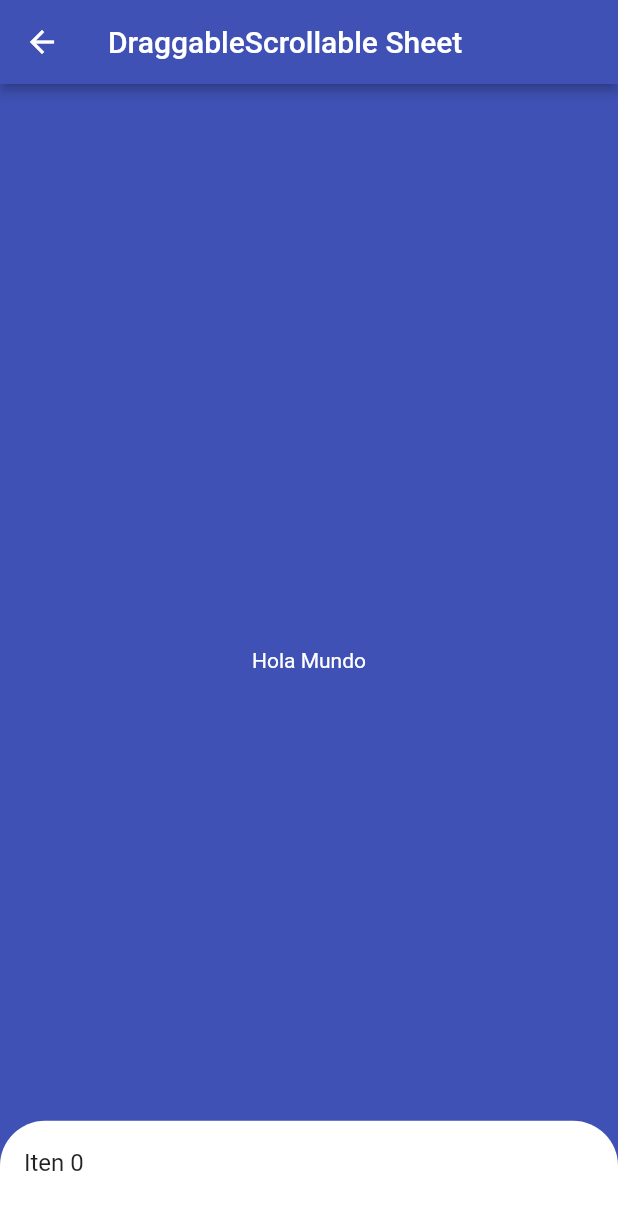
After one commit to dafma/Componentes_Flutter, a Flutter app: the DraggablePage screen opened by its route, on a phone screen of 412 x 824 dp. The commit adds this screen. Shown: the top 1210 px of the screen. Run offline on Flutter 3.47's test engine with Material 2 defaults, Android fonts, the phone set to English and light mode, and no system bars.

Commit message:
DragableScrollableSheet

```diff
--- a/data/menu_opts.json
+++ b/data/menu_opts.json
@@ -12,6 +12,11 @@
             "texto": "Avatars"
         },
         {
+            "ruta" : "draggable",
+            "icon" : "folder_open",
+            "texto": "Draggable Scroll Bar"
+        },
+        {
             "ruta" : "card",
             "icon" : "folder_open",
             "texto": "Cards - Tarjetas"
--- /dev/null
+++ b/lib/src/pages/dragable_scroll.dart
@@ -0,0 +1,71 @@
+import 'package:flutter/material.dart';
+
+
+class DraggablePage extends StatelessWidget {
+  const DraggablePage({Key key}) : super(key: key);
+
+  @override
+  Widget build(BuildContext context) {
+    return Scaffold(
+      backgroundColor: Colors.indigo,
+      appBar: AppBar(
+        title: Text("DraggableScrollable Sheet"),
+        elevation: 3,
+        backgroundColor: Colors.indigo,
+      ),
+      body: Stack(
+        children: [
+          Center(child: Text("Hola Mundo", style: TextStyle(color: Colors.white),)),
+          BottomModal(),
+
+        ],
+      ),
+    );
+  }
+}
+
+
+class BottomModal extends StatelessWidget {
+  const BottomModal({Key key}) : super(key: key);
+
+  @override
+  Widget build(BuildContext context) {
+    return DraggableScrollableSheet(
+      initialChildSize: 0.1,
+      minChildSize: 0.1,
+      maxChildSize: 0.9,
+      // scrollController es la clave
+      builder: (context, scrollController){
+        return Container(
+          child: ListaItems( scrollController),
+          decoration: BoxDecoration(
+            color: Colors.white,
+            borderRadius: BorderRadius.only(
+              topLeft: Radius.circular(30),
+              topRight: Radius.circular(30),
+            )
+          ),
+        );
+      }
+    );
+  }
+}
+
+class ListaItems extends StatelessWidget {
+  final ScrollController scrollController;
+
+  ListaItems(this.scrollController);
+
+  final items = List(40);
+
+  @override
+  Widget build(BuildContext context) {
+    return ListView.builder(
+      controller: this.scrollController,
+      itemCount: items.length,
+      itemBuilder: (context, index) => ListTile(
+        title: Text('Iten $index')
+      )
+    );
+  }
+}
--- a/lib/src/routes/routes.dart
+++ b/lib/src/routes/routes.dart
@@ -2,6 +2,7 @@ import 'package:flutter/material.dart';
 import 'package:listacomponents/src/pages/HomePage.dart';
 import 'package:listacomponents/src/pages/alert_page.dart';
 import 'package:listacomponents/src/pages/avatar_page.dart';
+import 'package:listacomponents/src/pages/dragable_scroll.dart';
 
 
 Map<String, WidgetBuilder> getAplicationRoutes(){
@@ -10,5 +11,7 @@ Map<String, WidgetBuilder> getAplicationRoutes(){
     '/'      : ( BuildContext context ) => HomePage(),
     'alert'  : (BuildContext context  ) => AlertPage(),
     'avatar' : ( BuildContext context ) => AvatarPage(),
+    'avatar' : ( BuildContext context ) => AvatarPage(),
+    'draggable' : (BuildContext context) => DraggablePage(),
   };
 }
```
